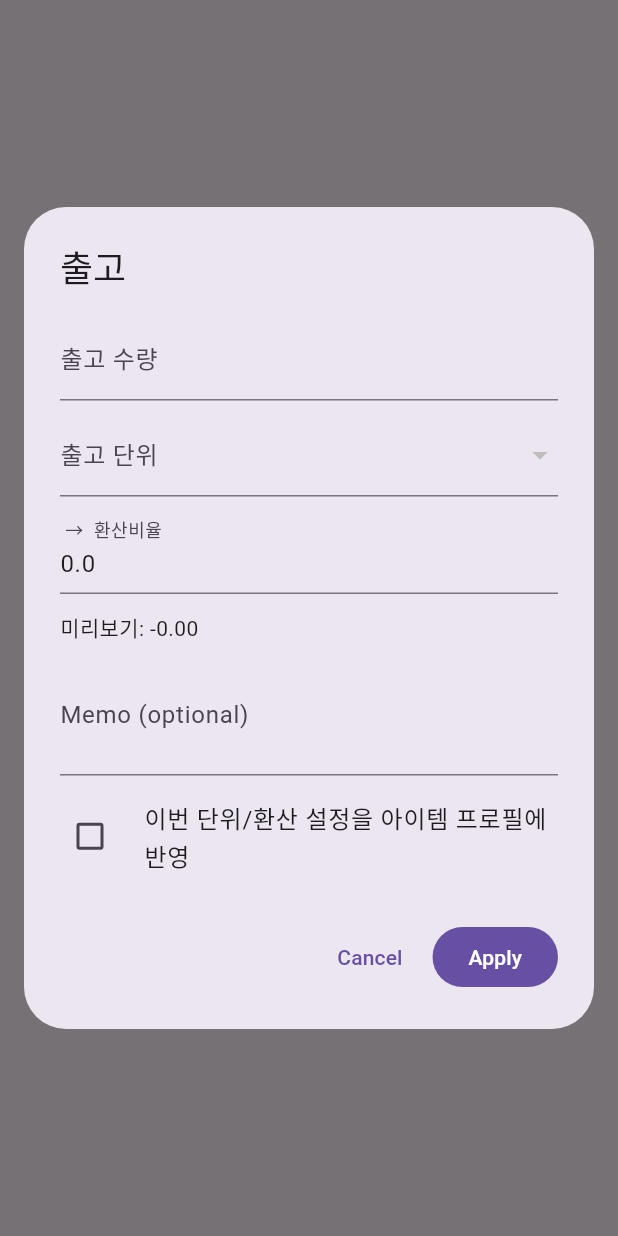
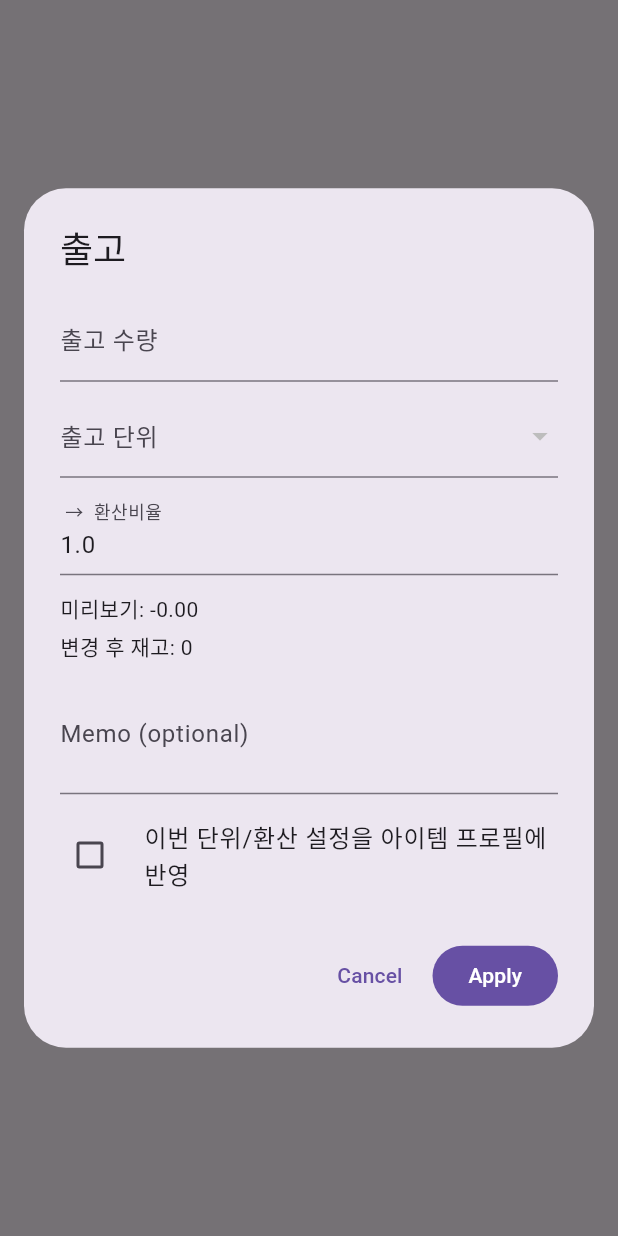
Before and after one commit to bluefoginthecup/stock_mvp_app, a Flutter app: what runStockInOutFlow() shows on an empty page, opened directly with empty values, on a phone screen of 412 x 824 dp. Run offline on Flutter 3.47's test engine with Material 3 defaults, Android fonts, the phone set to English and light mode, and no system bars; our stand-ins replace share_plus, shared_preferences; accounts and stored records are empty; statements that could not run were skipped.

Commit message:
251104 아이템 상세 하단 입출고 보강. -출고 방지, 변경후 재고 미리보기 성공

```diff
--- a/lib/l10n/app_ko.arb
+++ b/lib/l10n/app_ko.arb
@@ -22,6 +22,8 @@
   "common_delete": "삭제",
   "common_ok": "확인",
   "common_error": "에러",
+  "common_warning": "경고",
+  "common_continue": "계속",
   "dashboard_below_threshold": "임계치 이하",
   "dashboard_goto_details": "상세 보기 / 필터로 이동",
   "dashboard_orders": "주문 관리",
--- a/lib/src/l10n/l10n.dart
+++ b/lib/src/l10n/l10n.dart
@@ -168,6 +168,18 @@ abstract class L10n {
   /// In ko, this message translates to:
   /// **'에러'**
   String get common_error;
+
+  /// No description provided for @common_warning.
+  ///
+  /// In ko, this message translates to:
+  /// **'경고'**
+  String get common_warning;
+
+  /// No description provided for @common_continue.
+  ///
+  /// In ko, this message translates to:
+  /// **'계속'**
+  String get common_continue;
 
   /// No description provided for @dashboard_below_threshold.
   ///
--- a/lib/src/l10n/l10n_en.dart
+++ b/lib/src/l10n/l10n_en.dart
@@ -45,6 +45,12 @@ class L10nEn extends L10n {
 
   @override
   String get common_error => 'error';
+
+  @override
+  String get common_warning => '경고';
+
+  @override
+  String get common_continue => '계속';
 
   @override
   String get dashboard_below_threshold => 'Below threshold';
--- a/lib/src/l10n/l10n_es.dart
+++ b/lib/src/l10n/l10n_es.dart
@@ -45,6 +45,12 @@ class L10nEs extends L10n {
 
   @override
   String get common_error => '에러';
+
+  @override
+  String get common_warning => '경고';
+
+  @override
+  String get common_continue => '계속';
 
   @override
   String get dashboard_below_threshold => 'Por debajo del umbral';
--- a/lib/src/l10n/l10n_ko.dart
+++ b/lib/src/l10n/l10n_ko.dart
@@ -45,6 +45,12 @@ class L10nKo extends L10n {
 
   @override
   String get common_error => '에러';
+
+  @override
+  String get common_warning => '경고';
+
+  @override
+  String get common_continue => '계속';
 
   @override
   String get dashboard_below_threshold => '임계치 이하';
--- a/lib/src/screens/stock/stock_inout_dialog.dart
+++ b/lib/src/screens/stock/stock_inout_dialog.dart
@@ -27,7 +27,8 @@ Future<StockInOutResult?> showStockInOutDialog(
       required String itemUnit,          // 아이템 현재 기본 단위 (ex. M, EA)
       String? unitInHint,                // 기존 unitIn 힌트
       String? unitOutHint,               // 기존 unitOut 힌트
-      double? conversionRateHint,        // 기존 환산율 힌트
+      double? conversionRateHint,       // 기존 환산율 힌트
+      int? currentQtyHint, // int/double 앱 스키마에 맞춰서
     }) {
   final formKey = GlobalKey<FormState>();
 
@@ -38,9 +39,9 @@ Future<StockInOutResult?> showStockInOutDialog(
   String targetUnit = itemUnit; // 실제 qty가 적립/차감되는 단위
 
   final qtyC = TextEditingController(text: '');
-  final convC = TextEditingController(
-    text: (conversionRateHint ?? 1).toString(),
-  );
+  final safeConv = (conversionRateHint ?? 0) > 0 ? conversionRateHint! : 1.0;
+  final convC = TextEditingController(text: safeConv.toString());
+
   final memoC = TextEditingController();
   bool updateProfile = false; // <-- 지역 상태
 
@@ -50,6 +51,11 @@ Future<StockInOutResult?> showStockInOutDialog(
     final c = double.tryParse(convC.text) ?? 1;
     // 1 enteredUnit = c targetUnit
     return q * c;
+  }
+
+    int previewNextQtySigned() {
+        final delta = previewTarget() * (isIn ? 1 : -1);
+        return ((currentQtyHint ?? 0) + delta).round();
       }
 
   return showDialog<StockInOutResult>(
@@ -131,15 +137,24 @@ Future<StockInOutResult?> showStockInOutDialog(
 
               const SizedBox(height: 12),
               // 미리보기
-              Align(
-                alignment: Alignment.centerLeft,
-                child: Text(
+                       Column(
+                         crossAxisAlignment: CrossAxisAlignment.start,
+                         children: [
+                           Text(
                              isIn
                                  ? '미리보기: +${previewTarget().toStringAsFixed(2)} $targetUnit'
                                  : '미리보기: -${previewTarget().toStringAsFixed(2)} $targetUnit',
                              style: Theme.of(ctx).textTheme.bodyMedium,
                            ),
+                           const SizedBox(height: 4),
+                           if (currentQtyHint != null) // ✅ 이 위치가 중요함: children 리스트 안에서만 가능
+                             Text(
+                               '변경 후 재고: ${previewNextQtySigned()} $targetUnit',
+                               style: Theme.of(ctx).textTheme.bodyMedium,
                              ),
+                         ],
+                       ),
+
 
                        const SizedBox(height: 8),
               TextFormField(
--- a/lib/src/ui/common/inout_flow.dart
+++ b/lib/src/ui/common/inout_flow.dart
@@ -1,5 +1,6 @@
 import 'package:flutter/material.dart';
 import 'package:provider/provider.dart';
+import '../../ui/common/ui.dart';
 
 import '../../models/item.dart';
 import '../../repos/repo_interfaces.dart';
@@ -31,10 +32,24 @@ Future<bool> runStockInOutFlow(
     unitInHint: item.unitIn,
     unitOutHint: item.unitOut,
     conversionRateHint: item.conversionRate,
+    currentQtyHint: item.qty, // ← 추가
   );
   if (res == null) return false;
 
   final signedDelta = (res.enteredQty * res.conversionRate) * (isIn ? 1 : -1);
+  final nextQty = item.qty + signedDelta.round();
+
+  // ❗ 출고 시 마이너스 방지: Snackbar로 안내 후 취소
+    if (!isIn && nextQty < 0) {
+      ScaffoldMessenger.of(context).showSnackBar(
+        SnackBar(
+          content: Text('출고 불가: 현재 재고(${item.qty}${item.unit})보다 많이 출고할 수 없습니다.'),
+          behavior: SnackBarBehavior.floating,
+          duration: const Duration(seconds: 3),
+        ),
+      );
+      return false;
+    }
 
   final itemRepo = context.read<ItemRepo>();
   await itemRepo.adjustQty(
```
Also changed, not shown: lib/src/repos/inmem_repo.dart (+19 -0 lines), lib/src/repos/repo_interfaces.dart (+7 -0 lines), lib/src/repos/repo_views.dart (+13 -0 lines), lib/src/screens/stock/stock_in_dialog.dart (deleted, +0 -170 lines). Lines whose indentation alone changed are shown as unchanged.
